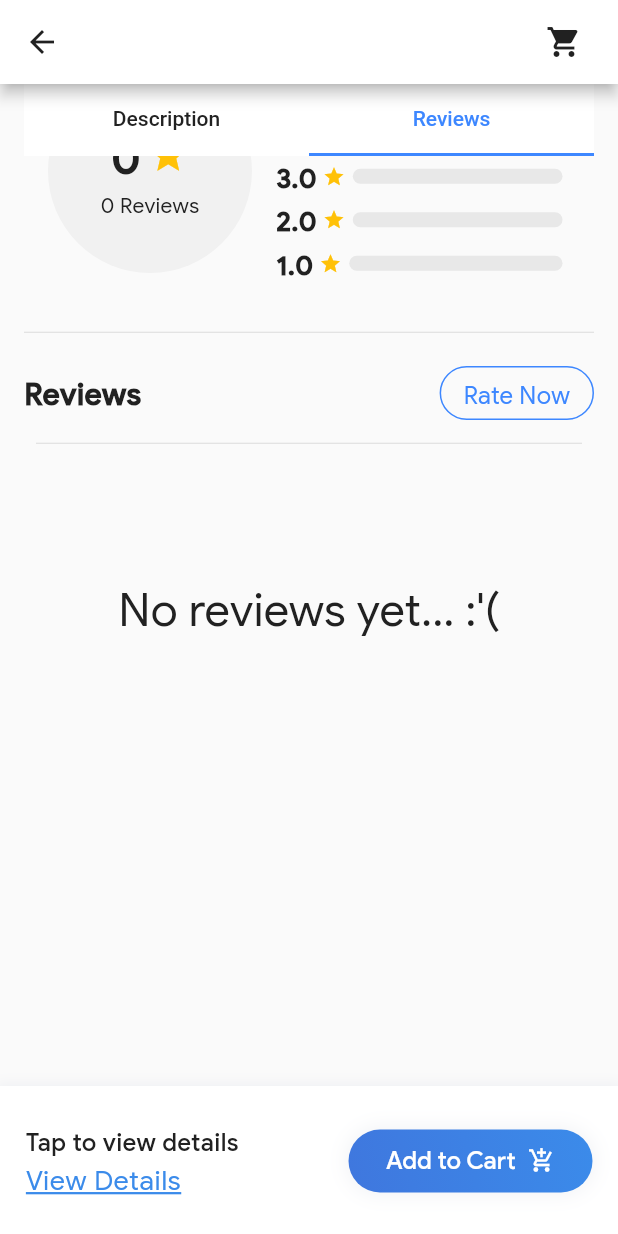
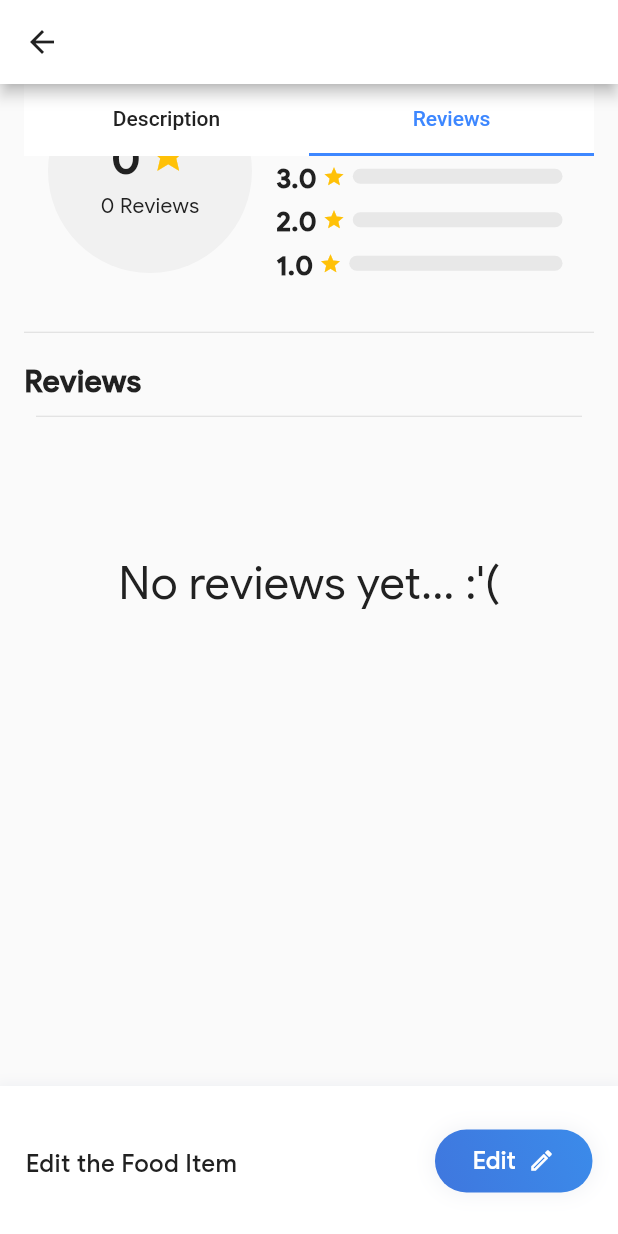
Before and after one commit to anotherwebguy/Canteen-Automation-App, a Flutter app: the Description screen opened directly with empty values, tab 2 chosen, scrolled down 488 dp, on a phone screen of 412 x 824 dp. Run offline on Flutter 3.47's test engine with Material 2 defaults, Android fonts, the phone set to English and light mode, and no system bars; our stand-ins replace animated_text_kit, auth_buttons, cached_network_image, cloud_firestore, firebase_auth, firebase_core and 8 more; missing offline and left inert: flutter_beautiful_popup, flutter_facebook_auth, flutter_statusbarcolor, razorpay_flutter, syncfusion_flutter_barcodes; accounts and stored records are empty; network calls fail.

```diff
--- a/lib/CommonScreens/all.dart
+++ b/lib/CommonScreens/all.dart
@@ -4,6 +4,7 @@ import 'package:canteen_app/CommonScreens/search.dart';
 import 'package:canteen_app/Helpers/constants.dart';
 import 'package:canteen_app/Helpers/flutter_rating_bar.dart';
 import 'package:canteen_app/Helpers/widgets.dart';
+import 'package:canteen_app/Services/dbdata.dart';
 import 'package:canteen_app/Users/cart.dart';
 import 'package:cloud_firestore/cloud_firestore.dart';
 import 'package:firebase_auth/firebase_auth.dart';
@@ -58,7 +59,7 @@ class _AllCatState extends State<AllCat> {
                   context, MaterialPageRoute(builder: (context) => Search()));
             },
           ),
-          Stack(
+          role == "user" ? Stack(
             children: <Widget>[
               new IconButton(
                 icon: Icon(
@@ -103,7 +104,7 @@ class _AllCatState extends State<AllCat> {
                     )
                   : new Container()
             ],
-          ),
+          ) : SizedBox(width: 0),
         ],
       ),
       body: Container(
--- a/lib/CommonScreens/categories.dart
+++ b/lib/CommonScreens/categories.dart
@@ -4,6 +4,7 @@ import 'package:canteen_app/CommonScreens/search.dart';
 import 'package:canteen_app/Helpers/constants.dart';
 import 'package:canteen_app/Helpers/flutter_rating_bar.dart';
 import 'package:canteen_app/Helpers/widgets.dart';
+import 'package:canteen_app/Services/dbdata.dart';
 import 'package:canteen_app/Users/cart.dart';
 import 'package:cloud_firestore/cloud_firestore.dart';
 import 'package:firebase_auth/firebase_auth.dart';
@@ -61,7 +62,7 @@ class _CategoriesState extends State<Categories> {
                   context, MaterialPageRoute(builder: (context) => Search()));
             },
           ),
-          Stack(
+          role == "user" ? Stack(
             children: <Widget>[
               new IconButton(
                 icon: Icon(
@@ -106,7 +107,7 @@ class _CategoriesState extends State<Categories> {
                     )
                   : new Container()
             ],
-          ),
+          ) : SizedBox(width: 0,),
         ],
       ),
       body: Container(
--- a/lib/CommonScreens/description.dart
+++ b/lib/CommonScreens/description.dart
@@ -368,7 +368,7 @@ class _DescriptionState extends State<Description> {
             SizedBox(
               height: spacing_standard_new,
             ),
-            Padding(
+            role == "user" ? Padding(
               padding: const EdgeInsets.all(8.0),
               child: Row(
                 mainAxisAlignment: MainAxisAlignment.spaceBetween,
@@ -435,7 +435,7 @@ class _DescriptionState extends State<Description> {
                   ),
                 ],
               ),
-            ),
+            ) : Container(),
           ],
         ),
       ),
@@ -678,7 +678,7 @@ class _DescriptionState extends State<Description> {
                     textColor: Color(0xFF212121),
                     fontFamily: 'Medium',
                     fontSize: textSizeNormal),
-                MaterialButton(
+                role == "user" ? MaterialButton(
                   textColor: Color(0xFF3d87ff),
                   padding: EdgeInsets.only(
                       left: spacing_standard_new,
@@ -710,7 +710,7 @@ class _DescriptionState extends State<Description> {
                       ),
                     );
                   },
-                )
+                ) : Container(),
               ],
             ),
             Padding(
@@ -757,12 +757,12 @@ class _DescriptionState extends State<Description> {
                   children: <Widget>[
                     Row(
                       children: [
-                        text1("Tap to view details",
+                        text1("Edit the Food Item",
                             fontFamily: "Medium", fontSize: 16.0),
                       ],
                     ),
                     //text("View Bill Details", textColor: Color(0xFF3B8BEA)),
-                    GestureDetector(
+                    role == "user" ? GestureDetector(
                         onTap: () {
                           showModalBottomSheet<void>(
                             context: context,
@@ -872,10 +872,10 @@ class _DescriptionState extends State<Description> {
                               letterSpacing: 0.5,
                               height: 1.5,
                               decoration: TextDecoration.underline),
-                        ))
+                        )) : SizedBox(height: 0,),
                   ],
                 ),
-                GestureDetector(
+                role == "user" ? GestureDetector(
                   onTap: () async {
                     await addFoodItemToCart(
                         widget.name,
@@ -938,6 +938,37 @@ class _DescriptionState extends State<Description> {
                       ),
                     ),
                   ),
+                ) : GestureDetector(
+                  onTap: () async {
+
+                  },
+                  child: Container(
+                    padding: EdgeInsets.fromLTRB(24.0, 10.0, 24.0, 10.0),
+                    decoration: gradientBoxDecoration(
+                        radius: 50,
+                        showShadow: true,
+                        gradientColor1: Color(0xFF3B8BEA),
+                        gradientColor2: Color(0xFF3F77DE)),
+                    child: RichText(
+                      textAlign: TextAlign.center,
+                      text: TextSpan(
+                        children: [
+                          TextSpan(
+                              text: "Edit",
+                              style: TextStyle(
+                                  fontFamily: "Medium",
+                                  fontSize: 16.0,
+                                  color: Color(0xFFffffff))),
+                          WidgetSpan(
+                            child: Padding(
+                                padding: const EdgeInsets.only(left: 8.0),
+                                child: Icon(Icons.edit_outlined,
+                                    color: Color(0xFFffffff), size: 18)),
+                          ),
+                        ],
+                      ),
+                    ),
+                  ),
                 )
               ],
             ),
@@ -977,7 +1008,7 @@ class _DescriptionState extends State<Description> {
                       //   child: Icon(Icons.favorite_border,
                       //       color: Color(0xFF212121), size: 18),
                       // ),
-                      cartIcon(context, 3)
+                      role == "user" ? cartIcon(context, 3) : SizedBox(width:0),
                     ],
                     title: text(widget.name,
                         textColor: innerBoxIsScrolled == false
--- a/lib/CommonScreens/homeView.dart
+++ b/lib/CommonScreens/homeView.dart
@@ -243,7 +243,7 @@ class _HomeViewState extends State<HomeView> {
                                         child: new Container())
                               ],
                             ),
-                            Stack(
+                            role == "user" ? Stack(
                               children: <Widget>[
                                 new IconButton(
                                   icon: Icon(
@@ -292,7 +292,7 @@ class _HomeViewState extends State<HomeView> {
                                         top: 11,
                                         child: new Container())
                               ],
-                            ),
+                            ): SizedBox(width:0),
                           ],
                         ),
                       ],
--- a/lib/Users/userDrawer.dart
+++ b/lib/Users/userDrawer.dart
@@ -1,6 +1,7 @@
 import 'package:canteen_app/Authentications/dashboard.dart';
 import 'package:canteen_app/CommonScreens/all.dart';
 import 'package:canteen_app/CommonScreens/homeView.dart';
+import 'package:canteen_app/CommonScreens/notifications.dart';
 import 'package:canteen_app/Helpers/widgets.dart';
 import 'package:canteen_app/Services/dbdata.dart';
 import 'package:canteen_app/Services/signin.dart';
@@ -195,7 +196,7 @@ class _UserDrawerState extends State<UserDrawer> {
                   child: Divider(color: Color(0XFFDADADA), height: 1),
                 ),
                 //getDrawerItem(Icons.history, "History", 4),
-                getDrawerItem(Icons.notifications_active, "Notifications", 5),
+                getDrawerItem(Icons.notifications_active, "Notifications", 5,tags: Notifications()),
                 Padding(
                   padding: const EdgeInsets.only(left:15.0,right: 15.0),
                   child: Divider(color: Color(0XFFDADADA), height: 1),
```
Also changed, not shown: lib/Admin/adminDrawer.dart (+88 -15 lines).
